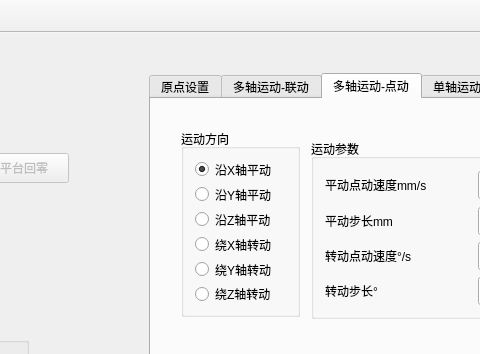
The window that SixUpsUiAo/SixUpsUiAo.ui (Wao1996/SixUpsUiAo) describes before a commit, drawn with Qt 5; both pictures show x 361 to 841 and y 0 to 354 of the 1160 by 870 pixel window.
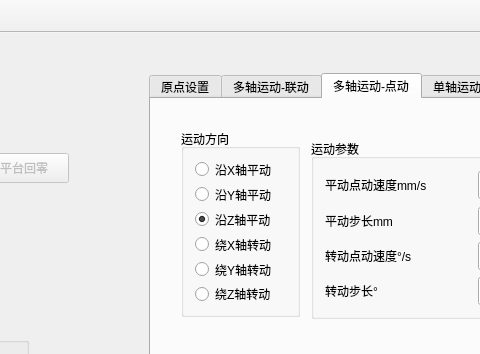
The same window after the commit. The open tabs and pages were chosen to show the change. Icons and pictures are not drawn.

Commit message: 增加了多轴长按点动速度设置

```diff
--- a/SixUpsUiAo/SixUpsUiAo.ui
+++ b/SixUpsUiAo/SixUpsUiAo.ui
@@ -3607,7 +3607,7 @@
           <string>沿X轴平动</string>
          </property>
          <property name="checked">
-          <bool>true</bool>
+          <bool>false</bool>
          </property>
         </widget>
        </item>
@@ -3626,6 +3626,9 @@
          <property name="text">
           <string>沿Z轴平动</string>
          </property>
+         <property name="checked">
+          <bool>true</bool>
+         </property>
         </widget>
        </item>
        <item row="3" column="0">
```
Left out of the diff: 2 changed lines with no effect on the pictures. The commit also changes 1 other file.
